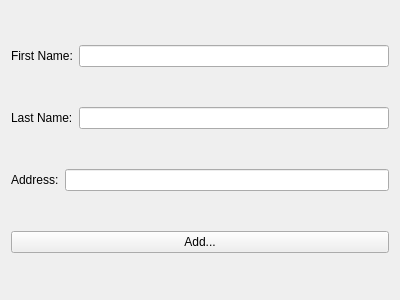
Old version of the form gui/addplayerwindow.ui in the repository ezfe/qtrepo_eline_mestiasz.
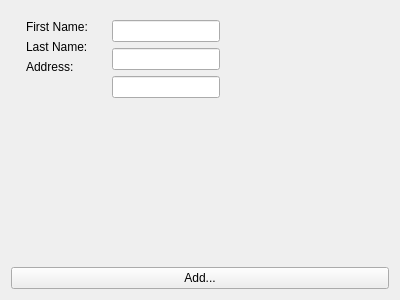
New version of the form.

Commit message: Restructured Add New view

```diff
--- a/gui/addplayerwindow.ui
+++ b/gui/addplayerwindow.ui
@@ -13,50 +13,53 @@
   <property name="windowTitle">
    <string>Form</string>
   </property>
-  <layout class="QVBoxLayout" name="verticalLayout">
-   <item>
-    <layout class="QHBoxLayout" name="horizontalLayout">
-     <item>
-      <widget class="QLabel" name="label">
+  <layout class="QGridLayout" name="gridLayout">
+   <item row="0" column="1">
+    <widget class="QWidget" name="widget_4" native="true">
+     <layout class="QFormLayout" name="formLayout_2">
+      <item row="0" column="0">
+       <widget class="QLabel" name="label_4">
        <property name="text">
         <string>First Name:</string>
        </property>
-      </widget>
-     </item>
-     <item>
-      <widget class="QLineEdit" name="addPlayerFirstName"/>
-     </item>
-    </layout>
-   </item>
-   <item>
-    <layout class="QHBoxLayout" name="horizontalLayout_2">
-     <item>
-      <widget class="QLabel" name="label_2">
+        <property name="alignment">
+         <set>Qt::AlignLeading|Qt::AlignLeft|Qt::AlignVCenter</set>
+        </property>
+       </widget>
+      </item>
+      <item row="1" column="0">
+       <widget class="QLabel" name="label_5">
        <property name="text">
         <string>Last Name:</string>
        </property>
       </widget>
      </item>
-     <item>
-      <widget class="QLineEdit" name="addPlayerLastName"/>
-     </item>
-    </layout>
-   </item>
-   <item>
-    <layout class="QHBoxLayout" name="horizontalLayout_3">
-     <item>
-      <widget class="QLabel" name="label_3">
+      <item row="2" column="0">
+       <widget class="QLabel" name="label_6">
        <property name="text">
         <string>Address:</string>
        </property>
       </widget>
      </item>
-     <item>
+     </layout>
+    </widget>
+   </item>
+   <item row="0" column="2">
+    <widget class="QWidget" name="widget" native="true">
+     <layout class="QFormLayout" name="formLayout">
+      <item row="0" column="0">
+       <widget class="QLineEdit" name="addPlayerFirstName"/>
+      </item>
+      <item row="1" column="0">
+       <widget class="QLineEdit" name="addPlayerLastName"/>
+      </item>
+      <item row="2" column="0">
       <widget class="QLineEdit" name="addPlayerAddress"/>
      </item>
     </layout>
+    </widget>
    </item>
-   <item>
+   <item row="2" column="0" colspan="3">
     <widget class="QPushButton" name="addPlayerButton">
      <property name="text">
       <string>Add...</string>
```
Lines whose indentation alone changed are shown as unchanged.
